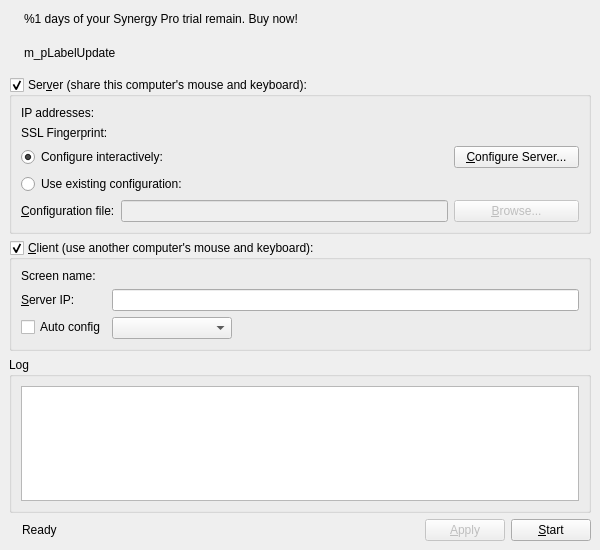
unalkalkan/synergy, file src/gui/src/MainWindowBase.ui: the form before one commit.
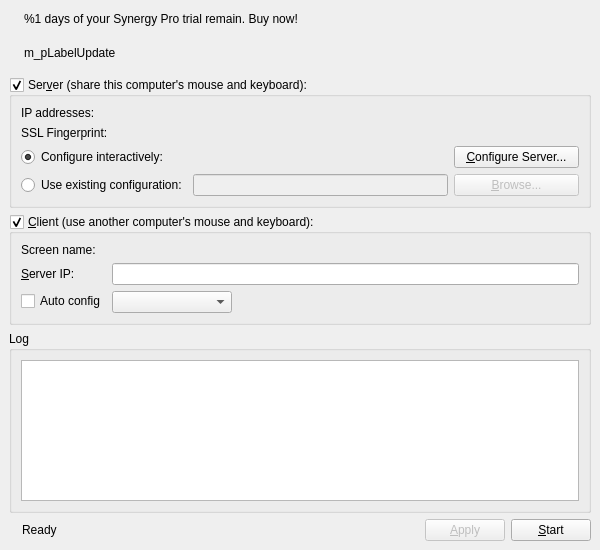
The form after the commit. Icons and pictures are not drawn.

```diff
--- a/src/gui/src/MainWindowBase.ui
+++ b/src/gui/src/MainWindowBase.ui
@@ -238,22 +238,12 @@
          </item>
         </layout>
        </item>
-       <item>
-        <widget class="QRadioButton" name="m_pRadioExternalConfig">
-         <property name="text">
-          <string>Use existing configuration:</string>
-         </property>
-        </widget>
-       </item>
        <item>
         <layout class="QHBoxLayout">
          <item>
-          <widget class="QLabel" name="m_pLabelConfigurationFile">
+          <widget class="QRadioButton" name="m_pRadioExternalConfig">
            <property name="text">
-            <string>&amp;Configuration file:</string>
-           </property>
-           <property name="buddy">
-            <cstring>m_pLineEditConfigFile</cstring>
+            <string>Use existing configuration:</string>
            </property>
           </widget>
          </item>
```
